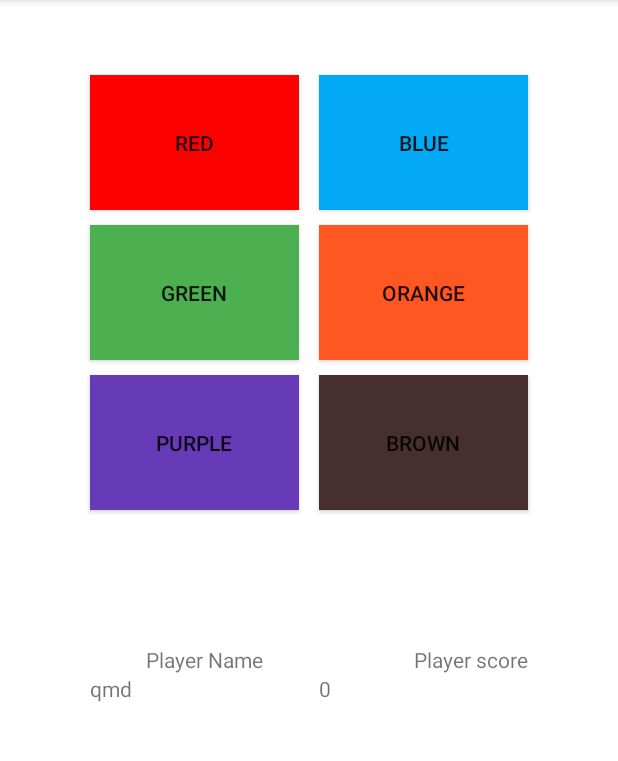
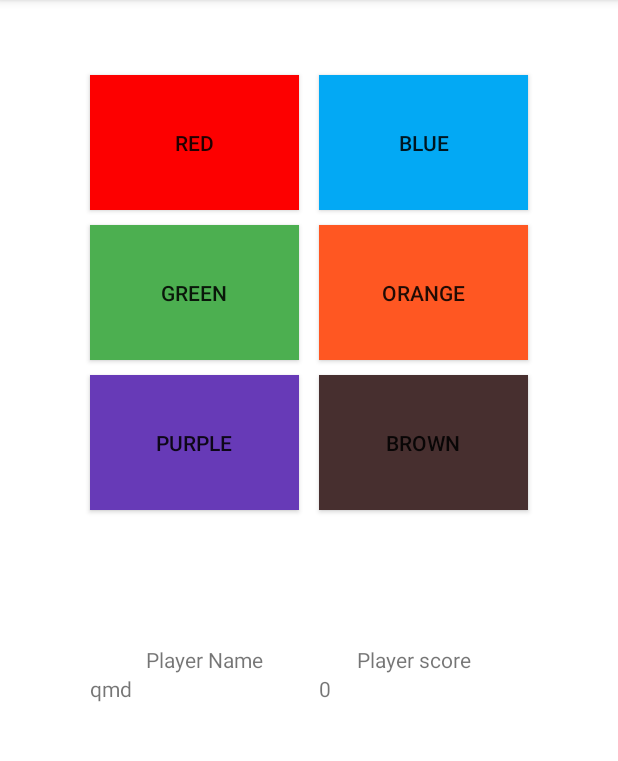
Before and after one commit to Kristio1232/CodingEntourage, an Android app: the screen it shows after launch (GameActivity), after a tap on "START GAME", on a phone screen of 412 x 824 dp, the part 84-845 px from its top. Run offline under Robolectric (Android 15) with nearby library versions, the light colour scheme and no system bars; 7 statements that could not run were skipped.

Commit message:
Bug Fix highscore

```diff
--- a/RandomIconMemorization/app/src/main/res/layout/activity_game.xml
+++ b/RandomIconMemorization/app/src/main/res/layout/activity_game.xml
@@ -122,7 +122,7 @@
         android:layout_marginEnd="60dp"
         android:text="Player score"
         app:layout_constraintEnd_toEndOf="parent"
-        app:layout_constraintStart_toEndOf="@+id/highScore"
+        app:layout_constraintStart_toEndOf="@+id/playerName"
         app:layout_constraintTop_toBottomOf="@+id/brownButton" />
 
 </androidx.constraintlayout.widget.ConstraintLayout>
```
